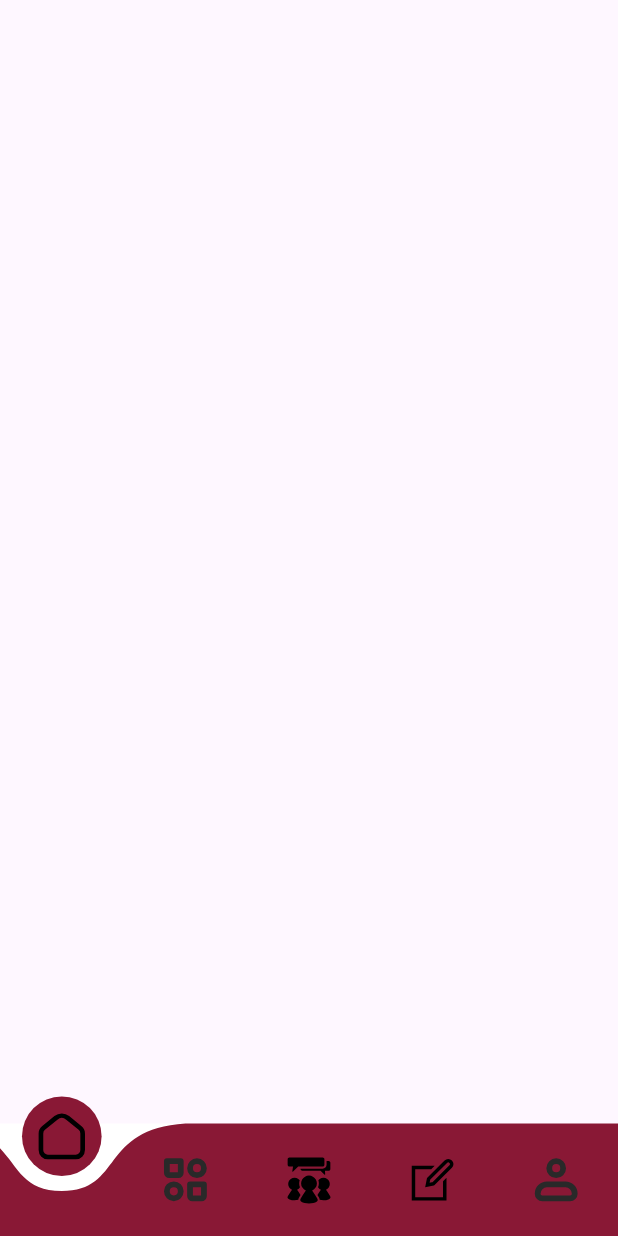
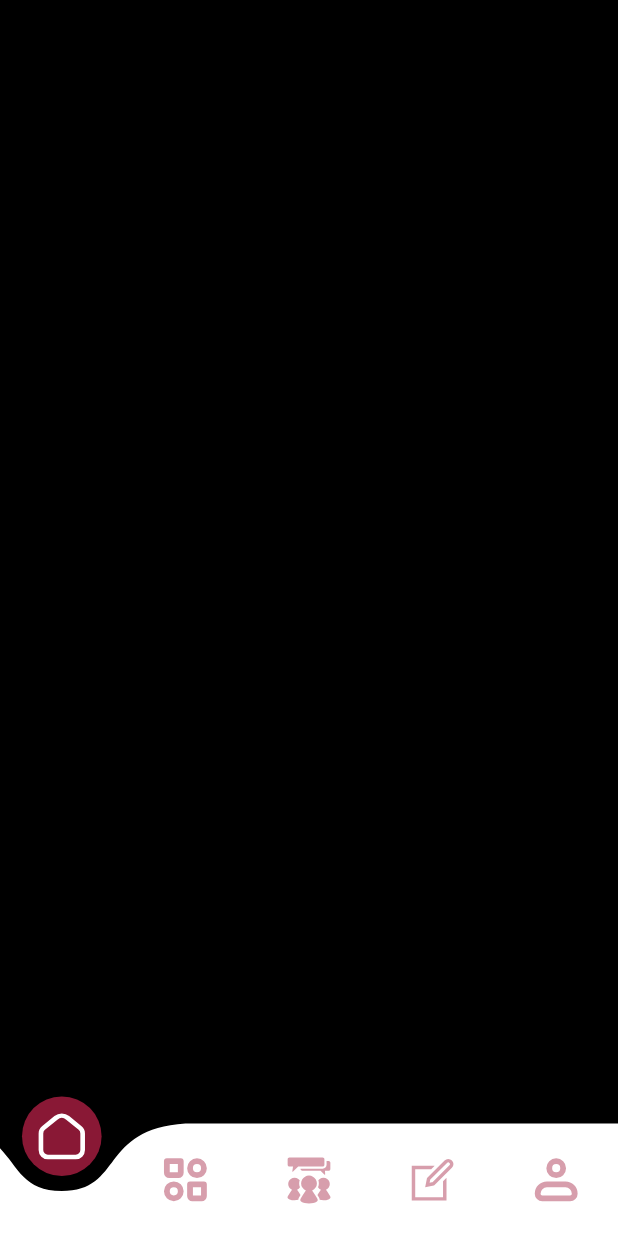
Before and after one commit to Sahlaa-k/eventifyy001, a Flutter app: the screen it shows after launch, after a tap on "Skip Now", after a tap on "Get Started", after a tap on "LogIn", on a phone screen of 412 x 824 dp. Run offline on Flutter 3.47's test engine with Material 3 defaults, Android fonts, the phone set to English and light mode, and no system bars; drawn by our look-alikes of curved_navigation_bar; our stand-ins replace device_preview, flutter_svg, google_fonts, pinput, smooth_page_indicator.

Commit message:
create project

```diff
--- a/lib/features/bottom_navigation/bottom_navigation_bar.dart
+++ b/lib/features/bottom_navigation/bottom_navigation_bar.dart
@@ -1,14 +1,15 @@
 import 'package:curved_navigation_bar/curved_navigation_bar.dart';
+import 'package:eventify001/features/bottom_navigation/profile/profile_page.dart';
 import 'package:eventify001/features/bottom_navigation/ventors/vendors_page.dart';
-
 import 'package:flutter/material.dart';
 import 'package:flutter_svg/flutter_svg.dart';
-
 
 import '../../constants/color_constant.dart';
 import '../../constants/icon_constant.dart';
 import '../../main.dart';
 import 'blog/blog_page.dart';
+import 'community/community_page.dart';
+import 'home/home_page.dart';
 
 class BottomNavigationPage extends StatefulWidget {
   const BottomNavigationPage({super.key});
@@ -18,43 +19,74 @@ class BottomNavigationPage extends StatefulWidget {
 }
 
 class _BottomNavigationPageState extends State<BottomNavigationPage> {
-  int selectintex = 0;
+  int selectIndex = 0;
   List pages = [
+    HomePage(),
+    VendorsPage(),
+    CommunityPage(),
+    BlogPage(),
+    ProfilePage(),
+  ];
 
-     Container(),
-    VendorsPage(),
-    Container(),
-     BlogPage(),
-    Container(),
-  ];
   @override
   Widget build(BuildContext context) {
     height = MediaQuery.of(context).size.height;
     width = MediaQuery.of(context).size.width;
+
     return Scaffold(
+      extendBody: true, // Ensures the navigation bar overlaps the body
       bottomNavigationBar: CurvedNavigationBar(
-          index: 0,
+        index: selectIndex,
         items: [
-            SvgPicture.asset(IconConstant.homeIcon,height: width*0.09,),
-            SvgPicture.asset(IconConstant.vendor,height: width*0.09,),
-            SvgPicture.asset(IconConstant.communityIcon,height: width*0.09,),
-            SvgPicture.asset(IconConstant.blogIcon,height: width*0.09,),
-            SvgPicture.asset(IconConstant.profileIcon,height: width*0.09,),
+          SvgPicture.asset(
+            IconConstant.homeIcon,
+            height: width * 0.09,
+            color:  selectIndex == 0
+                ? ColorConstant.backgroundColor // Pink for selected
+                : ColorConstant.secondaryColor,
+          ),
+          SvgPicture.asset(
+            IconConstant.vendor,
+            height: width * 0.09,
+            color: selectIndex == 1
+                ? ColorConstant.backgroundColor // Pink for selected
+                :ColorConstant.secondaryColor,
+          ),
+          SvgPicture.asset(
+            IconConstant.communityIcon,
+            height: width * 0.09,
+            color:  selectIndex == 2
+                ? ColorConstant.backgroundColor // Pink for selected
+                : ColorConstant.secondaryColor,
+          ),
+          SvgPicture.asset(
+            IconConstant.blogIcon,
+            height: width * 0.09,
+            color:  selectIndex == 3
+                ? ColorConstant.backgroundColor // Pink for selected
+                : ColorConstant.secondaryColor,
+          ),
+          SvgPicture.asset(
+            IconConstant.profileIcon,
+            height: width * 0.09,
+            color:  selectIndex == 4
+                ? ColorConstant.backgroundColor // Pink for selected
+                : ColorConstant.secondaryColor,
+          ),
         ],
-          color: ColorConstant.primaryColor,
-          buttonBackgroundColor: ColorConstant.primaryColor,
-          backgroundColor: ColorConstant.backgroundColor,
+        color: ColorConstant.backgroundColor, // No fixed color for navigation bar
+        buttonBackgroundColor: ColorConstant.primaryColor, // Matches page background
+        backgroundColor: Colors.transparent, // Makes the navigation bar float
         animationCurve: Curves.easeInOut,
-          animationDuration: Duration(milliseconds: 600),
+        animationDuration: const Duration(milliseconds: 600),
         onTap: (value) {
-            selectintex=value;
           setState(() {
+            selectIndex = value;
           });
         },
         letIndexChange: (index) => true,
       ),
-        body: pages[selectintex],
-
+      body: pages[selectIndex],
     );
   }
 }
--- /dev/null
+++ b/lib/features/bottom_navigation/community/community_page.dart
@@ -0,0 +1,19 @@
+import 'package:flutter/material.dart';
+
+import '../../../constants/color_constant.dart';
+
+class CommunityPage extends StatefulWidget {
+  const CommunityPage({super.key});
+
+  @override
+  State<CommunityPage> createState() => _CommunityPageState();
+}
+
+class _CommunityPageState extends State<CommunityPage> {
+  @override
+  Widget build(BuildContext context) {
+    return Scaffold(
+      backgroundColor: ColorConstant.primaryColor,
+    );
+  }
+}
--- /dev/null
+++ b/lib/features/bottom_navigation/home/home_page.dart
@@ -0,0 +1,18 @@
+import 'package:eventify001/constants/color_constant.dart';
+import 'package:flutter/material.dart';
+
+class HomePage extends StatefulWidget {
+  const HomePage({super.key});
+
+  @override
+  State<HomePage> createState() => _HomePageState();
+}
+
+class _HomePageState extends State<HomePage> {
+  @override
+  Widget build(BuildContext context) {
+    return Scaffold(
+      backgroundColor: ColorConstant.thirdColor,
+    );
+  }
+}
--- /dev/null
+++ b/lib/features/bottom_navigation/profile/profile_page.dart
@@ -0,0 +1,18 @@
+import 'package:eventify001/constants/color_constant.dart';
+import 'package:flutter/material.dart';
+
+class ProfilePage extends StatefulWidget {
+  const ProfilePage({super.key});
+
+  @override
+  State<ProfilePage> createState() => _ProfilePageState();
+}
+
+class _ProfilePageState extends State<ProfilePage> {
+  @override
+  Widget build(BuildContext context) {
+    return Scaffold(
+      backgroundColor: ColorConstant.red,
+    );
+  }
+}
--- a/lib/features/onboarding_screen/onboarding_pages.dart
+++ b/lib/features/onboarding_screen/onboarding_pages.dart
@@ -1,6 +1,5 @@
 import 'package:flutter/material.dart';
 import 'package:smooth_page_indicator/smooth_page_indicator.dart';
-
 
 import '../../constants/color_constant.dart';
 import '../../constants/image_constant.dart';
@@ -21,15 +20,14 @@ class OnboardingPages extends StatefulWidget {
 
 class _OnboardingPagesState extends State<OnboardingPages> {
   PageController pageController = PageController();
-  ValueNotifier<int> currentIndex =
-      ValueNotifier<int>(0);
+  ValueNotifier<int> currentIndex = ValueNotifier<int>(0);
 
   List<Map<String, dynamic>> onBoardingData = [
-    {"page":  onBoarding1()},
-    {"page":  onBoarding2()},
-    {"page":  onBoarding3()},
-    {"page":  onBoarding4()},
-    {"page":  onBoarding5()},
+    {"page": onBoarding1()},
+    {"page": onBoarding2()},
+    {"page": onBoarding3()},
+    {"page": onBoarding4()},
+    {"page": onBoarding5()},
   ];
 
   @override
@@ -42,7 +40,8 @@ class _OnboardingPagesState extends State<OnboardingPages> {
   @override
   Widget build(BuildContext context) {
     return Scaffold(
-      body: Stack(children: [
+      body: Stack(
+        children: [
           PageView.builder(
             controller: pageController,
             itemCount: onBoardingData.length,
@@ -56,17 +55,19 @@ class _OnboardingPagesState extends State<OnboardingPages> {
                     child: SizedBox(
                       height: height * 1,
                       width: width * 1,
-                      child: onBoardingData[index]["page"]),
+                      child: onBoardingData[index]["page"],
+                    ),
                   ),
                 ],
               );
             },
           ),
-        Positioned(
-            bottom: 20,
-            left: 20,
-            right: 20,
+          Align(
+            alignment: Alignment.bottomCenter,
+            child: Padding(
+              padding: const EdgeInsets.all(20.0),
               child: Column(
+                mainAxisSize: MainAxisSize.min,
                 children: [
                   SmoothPageIndicator(
                     controller: pageController,
@@ -74,8 +75,8 @@ class _OnboardingPagesState extends State<OnboardingPages> {
                     effect: WormEffect(
                       activeDotColor: ColorConstant.red,
                       dotColor: ColorConstant.grey,
-                    dotHeight: width*0.02,
-                    dotWidth: width*0.02,
+                      dotHeight: width * 0.02,
+                      dotWidth: width * 0.02,
                     ),
                   ),
                   ValueListenableBuilder<int>(
@@ -84,7 +85,6 @@ class _OnboardingPagesState extends State<OnboardingPages> {
                       return Row(
                         mainAxisAlignment: MainAxisAlignment.spaceBetween,
                         children: [
-
                           if (index != onBoardingData.length - 1)
                             GestureDetector(
                               onTap: () {
@@ -94,7 +94,13 @@ class _OnboardingPagesState extends State<OnboardingPages> {
                                   curve: Curves.ease,
                                 );
                               },
-                            child:  Text("Skip Now",style: TextStyle(color: ColorConstant.red,fontSize: width*0.04,fontWeight: FontWeight.w700),),
+                              child: Text(
+                                "Skip Now",
+                                style: TextStyle(
+                                    color: ColorConstant.red,
+                                    fontSize: width * 0.04,
+                                    fontWeight: FontWeight.w700),
+                              ),
                             ),
 
                           // Next / Done Button
@@ -107,7 +113,6 @@ class _OnboardingPagesState extends State<OnboardingPages> {
                                       builder: (context) => LoginPage()),
                                 );
                               } else {
-
                                 pageController.nextPage(
                                   duration: const Duration(milliseconds: 300),
                                   curve: Curves.easeInOut,
@@ -123,23 +128,37 @@ class _OnboardingPagesState extends State<OnboardingPages> {
                                 borderRadius: BorderRadius.all(
                                   Radius.circular(width * 0.02),
                                 ),
-                                      color: ColorConstant.red),
+                                color: ColorConstant.red,
+                              ),
                               child: Center(
                                 child: Text(
                                   "Get Started",
                                   style: TextStyle(
-                                        color: ColorConstant.backgroundColor,fontSize: width*0.04,fontWeight: FontWeight.w700),
-                                  )),
+                                      color:
+                                      ColorConstant.backgroundColor,
+                                      fontSize: width * 0.04,
+                                      fontWeight: FontWeight.w700),
+                                ),
+                              ),
                             )
-                              : Text("Next",style: TextStyle(color: ColorConstant.red,fontSize: width*0.04,fontWeight: FontWeight.w700),),
+                                : Text(
+                              "Next",
+                              style: TextStyle(
+                                  color: ColorConstant.red,
+                                  fontSize: width * 0.04,
+                                  fontWeight: FontWeight.w700),
+                            ),
                           ),
                         ],
                       );
                     },
                   ),
                 ],
-            )),
-      ]),
+              ),
+            ),
+          ),
+        ],
+      ),
     );
   }
 }
```
Lines whose indentation alone changed are shown as unchanged.
